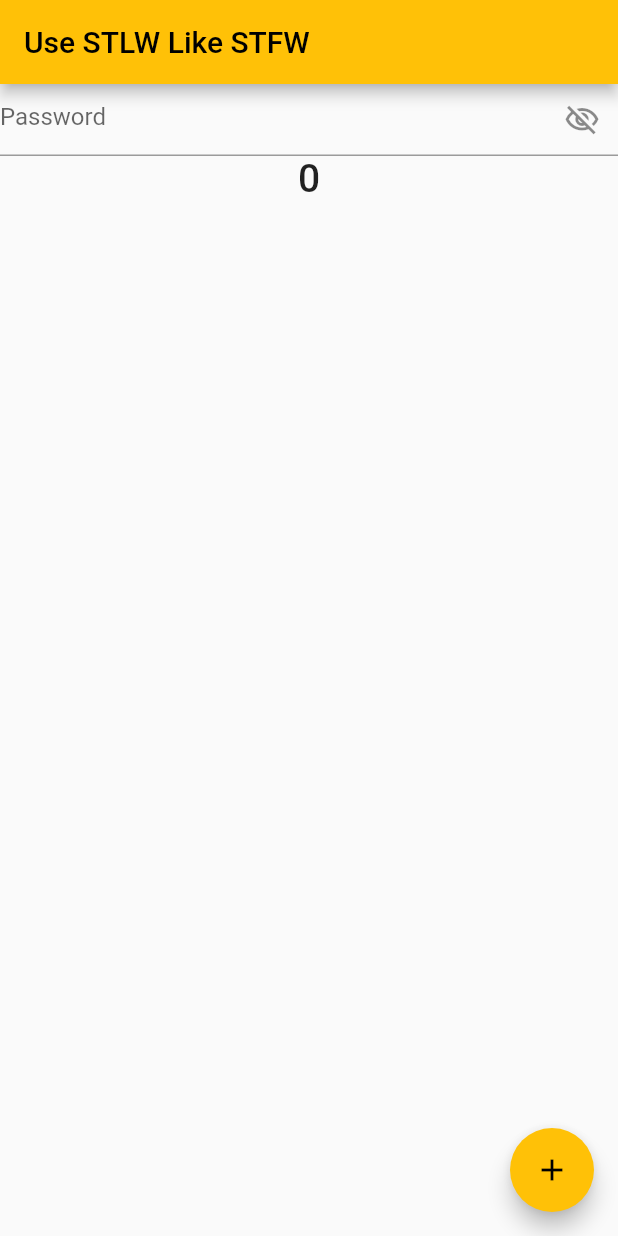
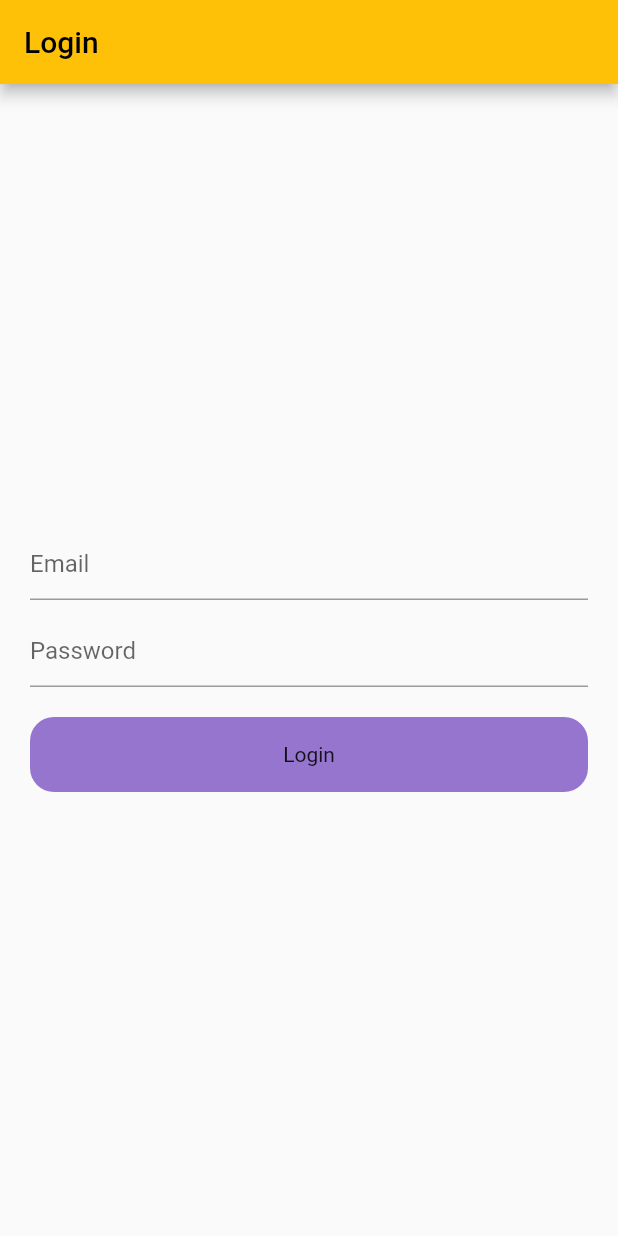
Before and after one commit to MudasirHussain72/Provider-learning, a Flutter app: the screen it shows after launch, on a phone screen of 412 x 824 dp. Run offline on Flutter 3.47's test engine with Material 2 defaults, Android fonts, the phone set to English and light mode, and no system bars.

Commit message:
Login with REST API using Provider

```diff
--- a/lib/main.dart
+++ b/lib/main.dart
@@ -1,4 +1,5 @@
 import 'package:flutter/material.dart';
+import 'package:mvvm_with_provider/providers/auth_provider.dart';
 import 'package:mvvm_with_provider/providers/count_provider.dart';
 import 'package:mvvm_with_provider/providers/example_one_provider.dart';
 import 'package:mvvm_with_provider/providers/favourite_provider.dart';
@@ -6,6 +7,7 @@
 import 'package:mvvm_with_provider/screen/count_example.dart';
 import 'package:mvvm_with_provider/screen/example_one.dart';
 import 'package:mvvm_with_provider/screen/favourite/favourite_screen.dart';
+import 'package:mvvm_with_provider/screen/login.dart';
 import 'package:mvvm_with_provider/screen/theme.dart';
 import 'package:mvvm_with_provider/screen/value_notify_listner.dart';
 import 'package:provider/provider.dart';
@@ -24,7 +26,8 @@
         ChangeNotifierProvider(create: (_) => CountProvider()),
         ChangeNotifierProvider(create: (_) => ExampleOneProvider()),
         ChangeNotifierProvider(create: (_) => FavouriteItemProvider()),
-        ChangeNotifierProvider(create: (_) => ThemeChangerProvider())
+        ChangeNotifierProvider(create: (_) => ThemeChangerProvider()),
+        ChangeNotifierProvider(create: (_) => AuthProvider())
       ],
       child: Builder(
         builder: (BuildContext context) {
@@ -43,7 +46,8 @@
                 appBarTheme: AppBarTheme(color: Colors.green.shade200),
                 iconTheme: IconThemeData(color: Colors.green)),
             // home: const ThemeScreen(),
-            home: NotifyListnerScreen(),
+            // home: NotifyListnerScreen(),
+            home: LoginScreen(),
           );
         },
       ),
--- /dev/null
+++ b/lib/providers/auth_provider.dart
@@ -0,0 +1,32 @@
+import 'package:flutter/cupertino.dart';
+import 'package:http/http.dart';
+
+class AuthProvider with ChangeNotifier {
+  bool _loading = false;
+  bool get loading => _loading;
+  setLoading(bool value) {
+    _loading = value;
+    notifyListeners();
+  }
+
+  void login(String email, String password) async {
+    setLoading(true);
+    try {
+      Response response =
+          await post(Uri.parse("https://reqres.in/api/login"), body: {
+        "email": email,
+        "password": password,
+      });
+      if (response.statusCode == 200) {
+        print("successfull");
+        setLoading(false);
+      } else {
+        print("failed");
+        setLoading(false);
+      }
+    } catch (e) {
+      print(e.toString());
+      setLoading(false);
+    }
+  }
+}
--- /dev/null
+++ b/lib/screen/login.dart
@@ -0,0 +1,56 @@
+import 'package:flutter/material.dart';
+import 'package:mvvm_with_provider/providers/auth_provider.dart';
+import 'package:provider/provider.dart';
+
+class LoginScreen extends StatefulWidget {
+  const LoginScreen({super.key});
+
+  @override
+  State<LoginScreen> createState() => _LoginScreenState();
+}
+
+class _LoginScreenState extends State<LoginScreen> {
+  TextEditingController emailController = TextEditingController();
+  TextEditingController passController = TextEditingController();
+
+  @override
+  Widget build(BuildContext context) {
+    final authProvider = Provider.of<AuthProvider>(context);
+    return Scaffold(
+      appBar: AppBar(
+        title: Text("Login"),
+      ),
+      body: Padding(
+        padding: const EdgeInsets.all(20),
+        child: Column(mainAxisAlignment: MainAxisAlignment.center, children: [
+          TextFormField(
+            controller: emailController,
+            decoration: InputDecoration(hintText: "Email"),
+          ),
+          SizedBox(height: 10),
+          TextFormField(
+            controller: passController,
+            decoration: InputDecoration(hintText: "Password"),
+          ),
+          SizedBox(height: 20),
+          InkWell(
+            onTap: () {
+              authProvider.login(emailController.text.trim().toString(),
+                  passController.text.trim().toString());
+            },
+            child: Container(
+                height: 50,
+                decoration: BoxDecoration(
+                    borderRadius: BorderRadius.circular(16),
+                    color: Colors.deepPurple.shade300),
+                child: Center(
+                  child: authProvider.loading
+                      ? CircularProgressIndicator()
+                      : Text("Login"),
+                )),
+          )
+        ]),
+      ),
+    );
+  }
+}
--- a/pubspec.yaml
+++ b/pubspec.yaml
@@ -37,6 +37,7 @@
   # Use with the CupertinoIcons class for iOS style icons.
   cupertino_icons: ^1.0.2
   provider: ^6.0.5
+  http: ^0.13.5
 
 dev_dependencies:
   flutter_test:
```
Also changed, not shown: pubspec.lock.
